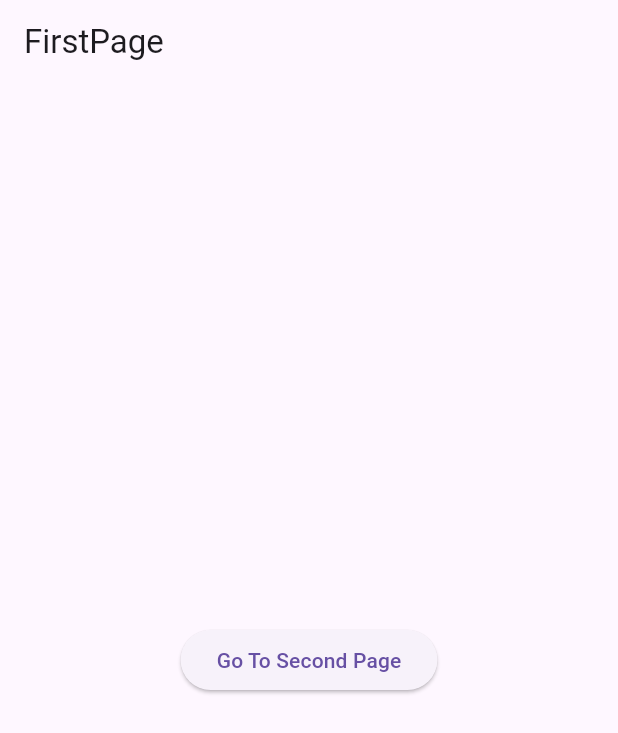
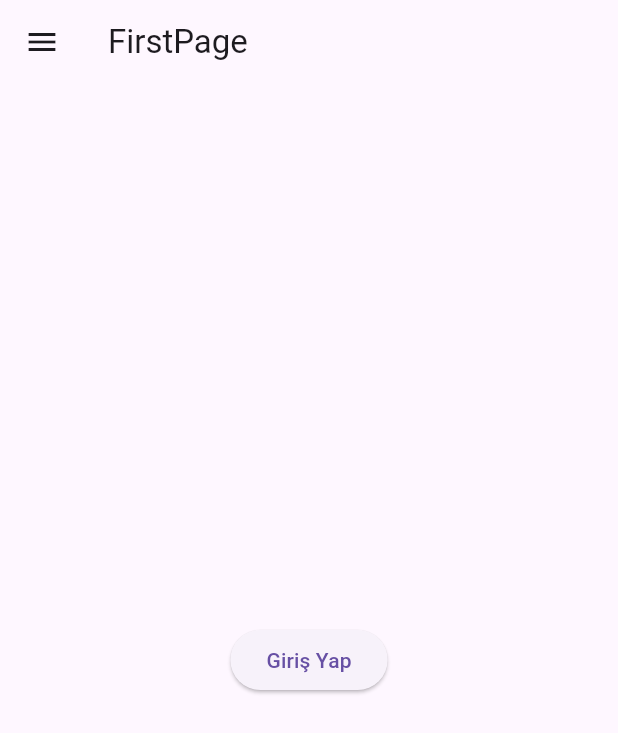
Before and after one commit to Osman911P/YemekTarifiUygulamasi, a Flutter app: the screen it shows after launch, on a phone screen of 412 x 824 dp. Shown: the top 733 px of the screen. Run offline on Flutter 3.47's test engine with Material 3 defaults, Android fonts, the phone set to English and light mode, and no system bars.

Commit message:
Yeni Sayfalar eklendi
Sayfaların için doldurulup Yönlendirmeler yapılarak tamamlanıcak

```diff
--- a/YemekTarifiUygulaması/lib/main.dart
+++ b/YemekTarifiUygulaması/lib/main.dart
@@ -1,10 +1,10 @@
 import 'package:flutter/material.dart';
 import 'package:untitled2/pages/first_page.dart';
-import 'package:untitled2/pages/second_page.dart';
 
 void main() {
   runApp(MyApp());
 }
+
 class MyApp extends StatelessWidget {
   const MyApp({super.key});
 
@@ -13,7 +13,12 @@ class MyApp extends StatelessWidget {
     return MaterialApp(
       debugShowCheckedModeBanner: false,
       home: FirstPage(),
-
+      routes: {
+        '/firstpage': (context) => FirstPage(),
+        '/homepage': (context) => HomePage(),
+        '/settingspage': (context) => SettingsPage(),
+      },
+      // Başlangıç olarak GirisSayfasi'ni belirliyoruz
     );
   }
 }
--- a/YemekTarifiUygulaması/lib/pages/first_page.dart
+++ b/YemekTarifiUygulaması/lib/pages/first_page.dart
@@ -8,15 +8,37 @@ class FirstPage extends StatelessWidget {
   Widget build(BuildContext context) {
     return Scaffold(
       appBar: AppBar(title: Text("FirstPage")),
+      drawer: Drawer(
+        backgroundColor: Colors.deepPurple[100],
+        child: Column(
+          children: [
+            DrawerHeader(child: Icon(
+              Icons.favorite,
+              size: 48,
+            )),
+            ListTile(
+              leading: Icon(Icons.home),
+              title: Text("H O M E"),
+              onTap: (){
+
+              } ,
+            ),
+            ListTile(
+              leading: Icon(Icons.settings),
+              title: Text("S E T T I N G S"),
+            )
+          ],
+        ),
+      ),
       body: Center(
         child: ElevatedButton(
-          child: Text("Go To Second Page"),
+          child: Text("Giriş Yap"),
           onPressed: () {
             // 2. sayfaya gitme
             Navigator.push(
                 context,
                 MaterialPageRoute(
-                    builder: (context) => FirstPage(),
+                    builder: (context) => SecondPage(),
                 ),
             );
           },
```
Also changed, not shown: YemekTarifiUygulaması/lib/pages/home_page.dart (added, +9 -0 lines), YemekTarifiUygulaması/lib/pages/settings_page.dart (added, +10 -0 lines).
